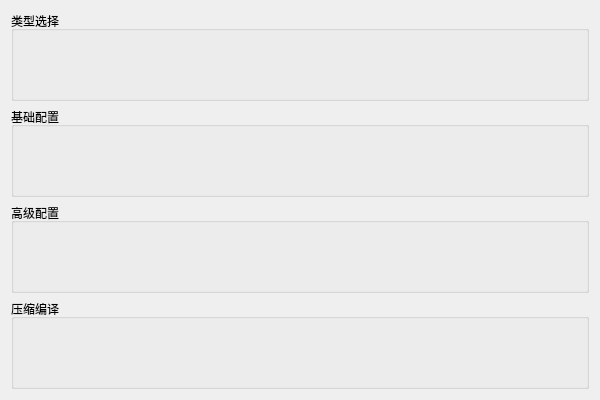
Old version of the form NsisGuiGuid/FormFiles/NsisGuiGuidDlg.ui in the repository DGVY/NsisGuiGuid.
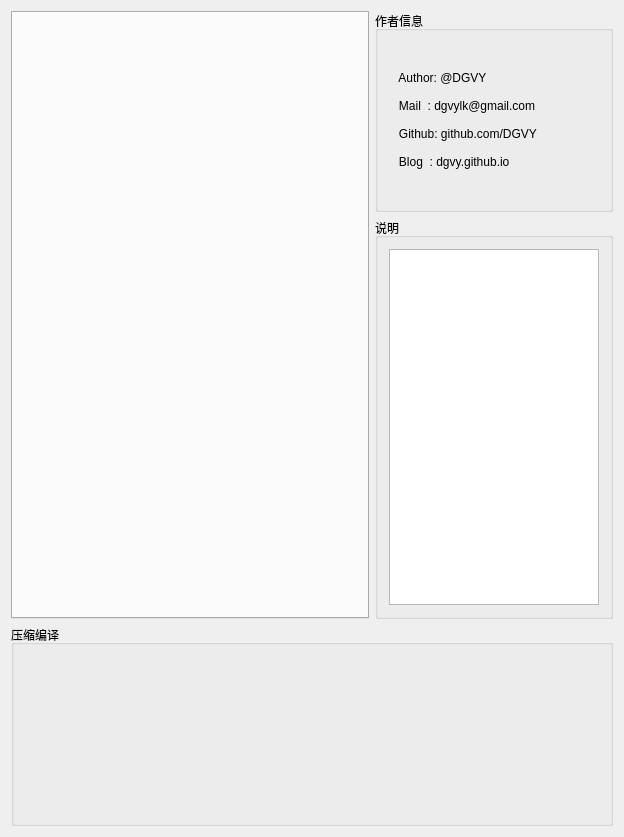
New version of the form.

Diff of the .ui file:
```diff
--- a/NsisGuiGuid/FormFiles/NsisGuiGuidDlg.ui
+++ b/NsisGuiGuid/FormFiles/NsisGuiGuidDlg.ui
@@ -6,42 +6,58 @@
    <rect>
     <x>0</x>
     <y>0</y>
-    <width>600</width>
-    <height>400</height>
+    <width>624</width>
+    <height>837</height>
    </rect>
   </property>
   <property name="windowTitle">
    <string>NsisGuiGuidDlg</string>
   </property>
-  <layout class="QVBoxLayout" name="verticalLayout">
-   <item>
-    <widget class="QGroupBox" name="GBTypeSelect">
-     <property name="title">
-      <string>类型选择</string>
-     </property>
-    </widget>
-   </item>
-   <item>
-    <widget class="QGroupBox" name="GBBaseCfg">
-     <property name="title">
-      <string>基础配置</string>
-     </property>
-    </widget>
-   </item>
-   <item>
-    <widget class="QGroupBox" name="GBAdvancedCfg">
-     <property name="title">
-      <string>高级配置</string>
-     </property>
-    </widget>
-   </item>
-   <item>
+  <layout class="QGridLayout" name="gridLayout" columnstretch="3,2">
+   <item row="3" column="0" colspan="2">
     <widget class="QGroupBox" name="GBCompile">
      <property name="title">
       <string>压缩编译</string>
      </property>
     </widget>
    </item>
+   <item row="1" column="1" rowspan="2">
+    <widget class="QGroupBox" name="Brief">
+     <property name="title">
+      <string>说明</string>
+     </property>
+     <layout class="QHBoxLayout" name="horizontalLayout">
+      <item>
+       <widget class="QTextBrowser" name="textBrowser"/>
+      </item>
+     </layout>
+    </widget>
+   </item>
+   <item row="0" column="1">
+    <widget class="QGroupBox" name="Author">
+     <property name="title">
+      <string>作者信息</string>
+     </property>
+     <layout class="QHBoxLayout" name="horizontalLayout_2">
+      <item>
+       <widget class="QLabel" name="label">
+        <property name="text">
+         <string>   Author: @DGVY
+
+   Mail  : dgvylk@gmail.com
+
+   Github: github.com/DGVY
+
+   Blog  : dgvy.github.io</string>
+        </property>
+       </widget>
+      </item>
+     </layout>
+    </widget>
+   </item>
+   <item row="0" column="0" rowspan="3">
+    <widget class="QTabWidget" name="SettingsWidget"/>
+   </item>
   </layout>
  </widget>
  <layoutdefault spacing="6" margin="11"/>
```
Left out of the diff: 2 changed lines with no effect on the pictures.
